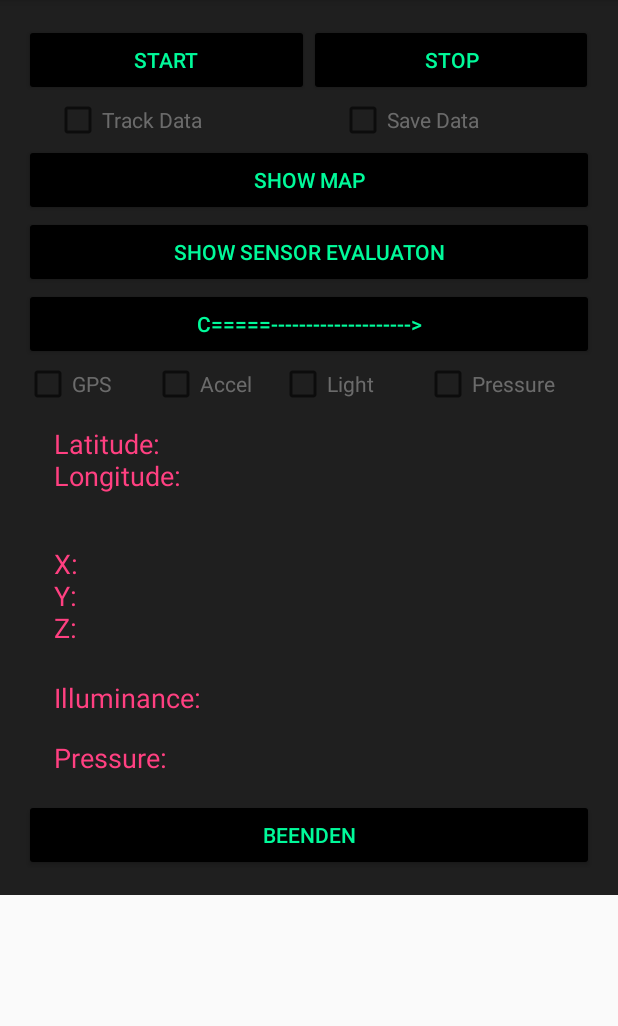
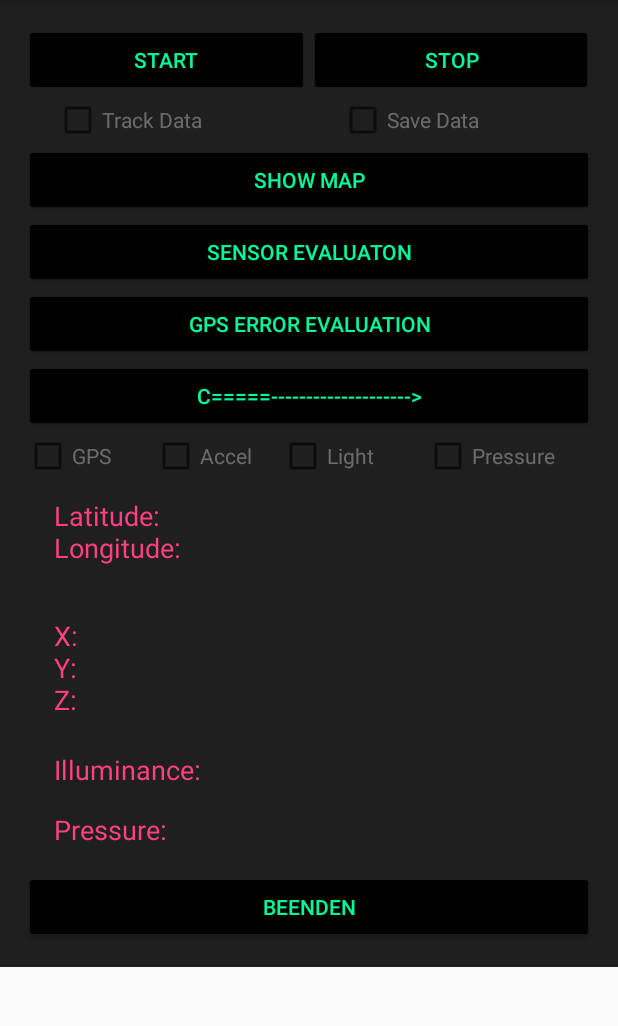
Before and after one commit to Liner236/LocaMobi, an Android app: the screen it shows after launch (MainActivity), on a phone screen of 412 x 824 dp, the part 84-1110 px from its top. Run offline under Robolectric (Android 15) with nearby library versions, the phone set to English and light mode, and no system bars.

Commit message:
error eva

```diff
--- a/app/src/main/AndroidManifest.xml
+++ b/app/src/main/AndroidManifest.xml
@@ -35,7 +35,8 @@
             android:name=".MapsActivity"
             android:label="@string/title_activity_maps" />
         <activity android:name=".EvaluationActivity" />
-        <activity android:name=".LightsaberActivity"></activity>
+        <activity android:name=".LightsaberActivity" />
+        <activity android:name=".GpsErrEvaluation"></activity>
     </application>
 
 </manifest>
--- a/app/src/main/res/layout/activity_main.xml
+++ b/app/src/main/res/layout/activity_main.xml
@@ -87,12 +87,20 @@
                 android:id="@+id/btn_map" />
 
             <Button
-                android:text="Show Sensor Evaluaton"
+                android:text="Sensor Evaluaton"
                 android:layout_width="match_parent"
                 android:layout_height="wrap_content"
                 android:id="@+id/btn_sensor_eva"
                 android:textColor="@color/btn_fontcolor"
                 android:backgroundTint="@color/black" />
+
+            <Button
+                android:text="GPS Error Evaluation"
+                android:layout_width="match_parent"
+                android:layout_height="wrap_content"
+                android:backgroundTint="@color/black"
+                android:textColor="@color/btn_fontcolor"
+                android:id="@+id/gps_error_eva" />
 
             <Button
                 android:text="c=====-------------------->"
```
Also changed, not shown: app/src/main/java/com/example/liner236/sensortracker/GpsErrEvaluation.java (added, +13 -0 lines), app/src/main/java/com/example/liner236/sensortracker/MainActivity.java (+6 -1 lines), app/src/main/res/layout/activity_gps_err_evaluation.xml (added, +26 -0 lines).
